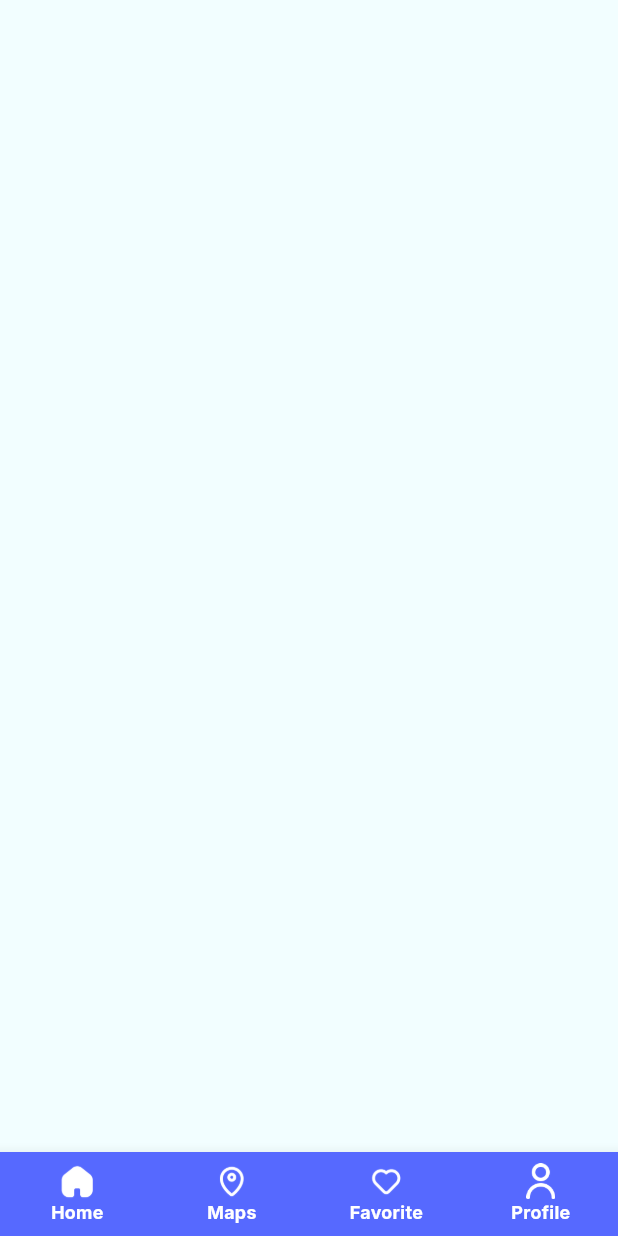
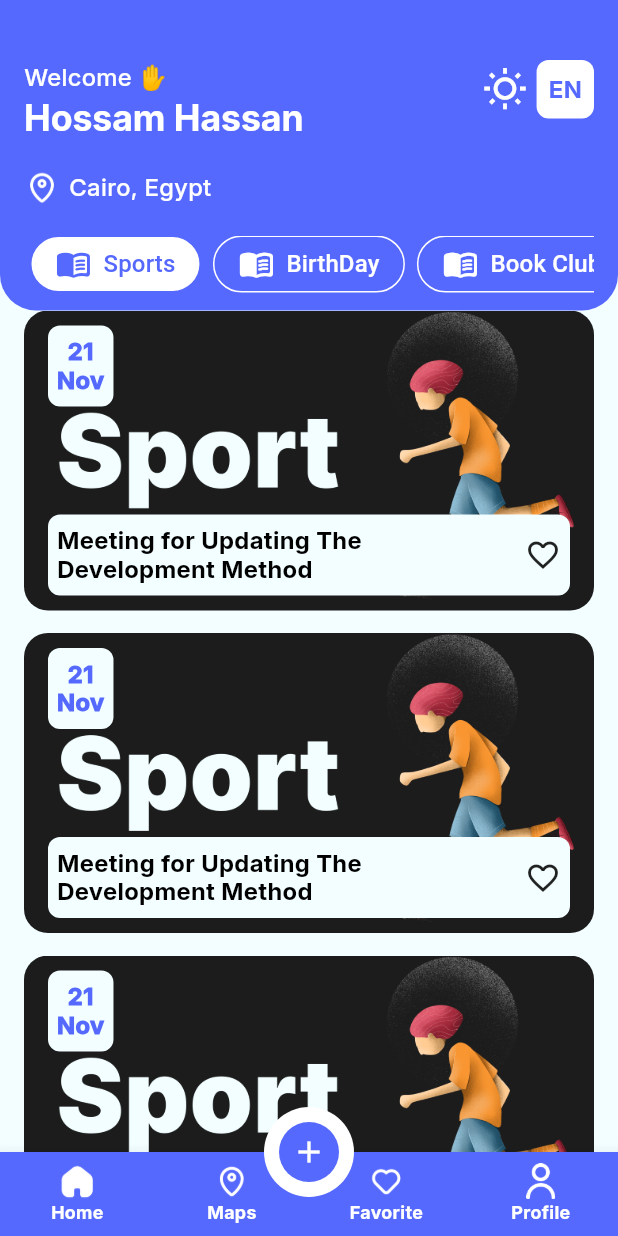
Before and after one commit to HossamGendia/event_app, a Flutter app: the LayoutView screen opened by its route, on a phone screen of 412 x 824 dp. Run offline on Flutter 3.47's test engine with Material 3 defaults, Android fonts, the phone set to English and light mode, and no system bars; drawn by our look-alikes of flutter_bounceable.

Commit message:
finish home screen

```diff
--- a/lib/core/constants/assets.dart
+++ b/lib/core/constants/assets.dart
@@ -16,5 +16,8 @@ abstract class Assets{
   static const String favoriteActiveIcon = 'assets/icons/favorite_Active_Icon.png';
   static const String profileActiveIcon = 'assets/icons/profile_Active_Icon.png';
 
+  static const String sportImage = 'assets/images/sport_image.png';
+
+
 
 }
--- /dev/null
+++ b/lib/core/constants/constants.dart
@@ -0,0 +1,16 @@
+import 'package:event_app/modules/layout/sub_modules/favorite/favorite_view.dart';
+import 'package:event_app/modules/layout/sub_modules/home/home_view.dart';
+import 'package:event_app/modules/layout/sub_modules/profile/profile_view.dart';
+import 'package:flutter/material.dart';
+import '../../modules/layout/sub_modules/maps/maps_view.dart';
+
+abstract class Constants{
+  static List<Widget> screens =
+  [
+    HomeView(),
+    MapsView(),
+    FavoriteView(),
+    ProfileView(),
+  ];
+
+}
--- a/lib/core/theme_manager/app_theme_manager.dart
+++ b/lib/core/theme_manager/app_theme_manager.dart
@@ -4,6 +4,7 @@ import 'color_pallete.dart';
 
 abstract class AppThemeManager {
   static ThemeData lightTheme = ThemeData(
+    primaryColor: AppColors.primaryColor,
     scaffoldBackgroundColor: AppColors.lightBackgroundColor,
     appBarTheme: AppBarTheme(
       centerTitle: true,
@@ -36,9 +37,16 @@ abstract class AppThemeManager {
       ),
     ),
     textTheme: TextTheme(
+      titleLarge: TextStyle(
+        fontFamily: "Inter",
+        fontSize: 24,
+        fontWeight: FontWeight.w700,
+        color: Colors.white,
+      ),
+
       bodyLarge: TextStyle(
         fontFamily: "Inter",
-        fontSize: 24,
+        fontSize: 20,
         fontWeight: FontWeight.w500,
         color: Colors.white,
       ),
--- a/lib/core/theme_manager/color_pallete.dart
+++ b/lib/core/theme_manager/color_pallete.dart
@@ -8,6 +8,7 @@ abstract class AppColors{
   static const Color textFieldBorderColor = Color(0xFF7B7B7B);
   static const Color textFieldBorderErrorColor = Color(0xFFFF5659);
   static const Color appBarTitleColor = Color(0xFF101127);
+  static const Color cardBackgroundColor = Color(0xFFF2FEFF);
 
 
 }
--- a/lib/main.dart
+++ b/lib/main.dart
@@ -16,6 +16,7 @@ class MyApp extends StatelessWidget {
     return MaterialApp(
       debugShowCheckedModeBanner: false,
       theme: AppThemeManager.lightTheme,
+      //themeMode: AppThemeManager.lightTheme,
       darkTheme: AppThemeManager.darkTheme,
       initialRoute: PageRoutesName.initial,
       onGenerateRoute: AppRouts.onGenerateRoutes,
--- a/lib/modules/layout/layout_view.dart
+++ b/lib/modules/layout/layout_view.dart
@@ -1,14 +1,46 @@
 import 'package:flutter/material.dart';
+import 'package:flutter_bounceable/flutter_bounceable.dart';
 
 import '../../core/constants/assets.dart';
+import '../../core/constants/constants.dart';
+import '../../core/theme_manager/color_pallete.dart';
 
-class LayoutView extends StatelessWidget {
+class LayoutView extends StatefulWidget {
   const LayoutView({super.key});
 
   @override
+  State<LayoutView> createState() => _LayoutViewState();
+}
+
+class _LayoutViewState extends State<LayoutView> {
+
+  int selectedIndex = 0;
+  @override
   Widget build(BuildContext context) {
     return Scaffold(
+      floatingActionButton: Bounceable(
+        onTap: (){
+
+        },
+        child: CircleAvatar(
+          backgroundColor: Colors.white,
+          radius:30,
+          child: CircleAvatar(
+            backgroundColor: AppColors.primaryColor,
+            child: Icon(Icons.add, color: Colors.white),
+          )
+        ),
+      ),
+      floatingActionButtonLocation: FloatingActionButtonLocation.centerDocked,
+      body: Constants.screens[selectedIndex],
       bottomNavigationBar: BottomNavigationBar(
+        currentIndex: selectedIndex,
+        onTap: (index){
+          setState(() {
+            selectedIndex = index;
+          });
+    },
+
         items: [
           BottomNavigationBarItem(
             icon: ImageIcon(AssetImage(Assets.homeIcon)),
--- /dev/null
+++ b/lib/modules/layout/sub_modules/favorite/favorite_view.dart
@@ -0,0 +1,12 @@
+import 'package:flutter/material.dart';
+
+class FavoriteView extends StatelessWidget {
+  const FavoriteView({super.key});
+
+  @override
+  Widget build(BuildContext context) {
+    return Center(
+      child: Text('Favorite View'),
+    );
+  }
+}
--- /dev/null
+++ b/lib/modules/layout/sub_modules/home/home_view.dart
@@ -0,0 +1,148 @@
+import 'package:event_app/core/theme_manager/color_pallete.dart';
+import 'package:event_app/modules/layout/sub_modules/home/models/category_data.dart';
+import 'package:event_app/modules/layout/sub_modules/home/widgets/event_item_widget.dart';
+import 'package:event_app/modules/layout/sub_modules/home/widgets/tap_item_widget.dart';
+import 'package:flutter/material.dart';
+
+import '../../../../core/constants/assets.dart';
+
+class HomeView extends StatefulWidget {
+  const HomeView({super.key});
+
+  @override
+  State<HomeView> createState() => _HomeViewState();
+}
+
+class _HomeViewState extends State<HomeView> {
+
+  int currentTapIndex = 0;
+
+  List<CategoryData> categories = [
+    //CategoryData(categoryTitle: 'All', categoryImage: '', categoryIcon: ''),
+    CategoryData(categoryTitle: 'Sports', categoryImage: '', categoryIcon: ''),
+    CategoryData(
+      categoryTitle: 'BirthDay',
+      categoryImage: '',
+      categoryIcon: '',
+    ),
+    CategoryData(
+      categoryTitle: 'Book Clubs',
+      categoryImage: '',
+      categoryIcon: '',
+    ),
+    CategoryData(categoryTitle: 'Meeting', categoryImage: '', categoryIcon: ''),
+    CategoryData(categoryTitle: 'Gaming', categoryImage: '', categoryIcon: ''),
+    CategoryData(
+      categoryTitle: 'WorkShop',
+      categoryImage: '',
+      categoryIcon: '',
+    ),
+  ];
+
+  @override
+  Widget build(BuildContext context) {
+    var mediaQuery = MediaQuery.of(context);
+    var theme = Theme.of(context);
+    return Column(
+      crossAxisAlignment: CrossAxisAlignment.stretch,
+      children: [
+        Container(
+          //height: mediaQuery.size.height * 0.25,
+          padding: EdgeInsets.only(left: 16, right: 16, top: 40, bottom: 10),
+          decoration: BoxDecoration(
+            color: theme.primaryColor,
+            borderRadius: BorderRadius.only(
+              bottomLeft: Radius.circular(24),
+              bottomRight: Radius.circular(24),
+            ),
+          ),
+          child: Column(
+            spacing: 20,
+            crossAxisAlignment: CrossAxisAlignment.start,
+            children: [
+              Row(
+                crossAxisAlignment: CrossAxisAlignment.start,
+                children: [
+                  Column(
+                    crossAxisAlignment: CrossAxisAlignment.start,
+                    children: [
+                      Text('Welcome ✋', style: theme.textTheme.bodyMedium),
+                      Text('Hossam Hassan', style: theme.textTheme.titleLarge),
+                    ],
+                  ),
+                  Spacer(),
+                  Row(
+                    spacing: 6,
+                    children: [
+                      Icon(
+                        Icons.wb_sunny_outlined,
+                        size: 30,
+                        color: Colors.white,
+                      ),
+                      Container(
+                        padding: EdgeInsets.all(8),
+                        decoration: BoxDecoration(
+                          color: Colors.white,
+                          borderRadius: BorderRadius.circular(8),
+                        ),
+                        child: Text(
+                          'EN',
+                          style: theme.textTheme.bodyMedium?.copyWith(
+                            color: theme.primaryColor,
+                            fontWeight: FontWeight.w700,
+                          ),
+                        ),
+                      ),
+                    ],
+                  ),
+                ],
+              ),
+              Row(
+                spacing: 6,
+                children: [
+                  ImageIcon(AssetImage(Assets.mapsIcon), color: Colors.white),
+                  Text(
+                    'Cairo, Egypt',
+                    style: theme.textTheme.bodyMedium?.copyWith(
+                      color: Colors.white,
+                      fontWeight: FontWeight.w500,
+                    ),
+                  ),
+                ],
+              ),
+              DefaultTabController(
+                length: categories.length,
+                child: TabBar(
+                  isScrollable: true,
+                  padding: EdgeInsets.zero,
+                  tabAlignment: TabAlignment.start,
+                  labelPadding: EdgeInsets.symmetric(horizontal: 4),
+                  indicator: BoxDecoration(),
+                  dividerColor: Colors.transparent,
+                  onTap: (index){
+                    setState(() {
+                      currentTapIndex = index;
+                    });
+
+                  },
+                  tabs: categories.map((categoryDataElement) {
+                    return TapItemWidget(
+                        isSelected: currentTapIndex == categories.indexOf(categoryDataElement),
+                        categoryData: categoryDataElement);
+                  }).toList(),
+                ),
+              ),
+            ],
+          ),
+        ),
+        Expanded(child: ListView.separated(itemBuilder: (context, index){
+          return EventItemWidget();
+        }, separatorBuilder: (context, index){
+          return SizedBox(
+            height: 15,
+          );
+        }, itemCount: categories.length))
+      ],
+    );
+  }
+}
--- /dev/null
+++ b/lib/modules/layout/sub_modules/home/models/category_data.dart
@@ -0,0 +1,7 @@
+class CategoryData {
+  final String categoryTitle;
+  final String categoryImage;
+  final String categoryIcon;
+
+  CategoryData({required this.categoryTitle, required this.categoryImage, required this.categoryIcon});
+}
--- /dev/null
+++ b/lib/modules/layout/sub_modules/home/widgets/event_item_widget.dart
@@ -0,0 +1,61 @@
+import 'package:flutter/material.dart';
+
+import '../../../../../core/constants/assets.dart';
+import '../../../../../core/theme_manager/color_pallete.dart';
+
+class EventItemWidget extends StatelessWidget {
+  const EventItemWidget({super.key});
+
+  @override
+  Widget build(BuildContext context) {
+    var theme = Theme.of(context);
+    return Container(
+      height: 200,
+      margin: EdgeInsets.symmetric(horizontal: 16),
+      padding: EdgeInsets.symmetric(horizontal: 16, vertical: 10),
+      decoration: BoxDecoration(
+        borderRadius: BorderRadius.circular(16),
+        image: DecorationImage(image: AssetImage(Assets.sportImage),
+        fit: BoxFit.cover,
+        ),
+      ),
+      child: Column(
+        crossAxisAlignment: CrossAxisAlignment.start,
+        mainAxisAlignment: MainAxisAlignment.spaceBetween,
+        children: [
+          Container(
+            padding: EdgeInsets.symmetric(horizontal:6, vertical: 8),
+            decoration: BoxDecoration(
+              color: AppColors.cardBackgroundColor,
+              borderRadius: BorderRadius.circular(8.0)
+            ),
+            child: Text('21\nNov', textAlign: TextAlign.center,style: theme.textTheme.bodyMedium?.copyWith(
+              color: theme.primaryColor,
+              fontWeight: FontWeight.w900,
+              height: 1.2,
+            ),),
+          ),
+          Container(
+            padding: EdgeInsets.symmetric(horizontal:6, vertical: 8),
+            decoration: BoxDecoration(
+                color: AppColors.cardBackgroundColor,
+                borderRadius: BorderRadius.circular(8.0)
+            ),
+            child: Row(
+              children: [
+                Expanded(
+                  child: Text('Meeting for Updating The Development Method ', textAlign: TextAlign.start,style: theme.textTheme.bodyMedium?.copyWith(
+                    color: Colors.black,
+                    fontWeight: FontWeight.w700,
+                    height: 1.2,
+                  ),),
+                ),
+                Icon(Icons.favorite_border)
+              ],
+            ),
+          )
+        ],
+      ),
+    );
+  }
+}
--- /dev/null
+++ b/lib/modules/layout/sub_modules/home/widgets/tap_item_widget.dart
@@ -0,0 +1,34 @@
+import 'package:flutter/material.dart';
+
+import '../models/category_data.dart';
+
+class TapItemWidget extends StatelessWidget {
+  final CategoryData categoryData;
+  final bool isSelected;
+
+  const TapItemWidget({super.key, required this.categoryData, required this.isSelected});
+
+  @override
+  Widget build(BuildContext context) {
+    var theme = Theme.of(context);
+    return Container(
+      padding: EdgeInsets.symmetric(horizontal: 16, vertical: 6),
+      decoration: BoxDecoration(
+        color: isSelected? Colors.white : Colors.transparent,
+        borderRadius: BorderRadius.circular(30),
+        border: Border.all(color: isSelected? theme.primaryColor : Colors.white),
+      ),
+      child: Row(
+        children: [
+          Icon(Icons.menu_book_rounded, color: isSelected? theme.primaryColor : Colors.white),
+          const SizedBox(width:8),
+          Text(categoryData.categoryTitle, style: TextStyle(
+            fontSize: 16,
+            fontWeight: FontWeight.w500,
+            color: isSelected? theme.primaryColor : Colors.white,
+          ),)
+        ],
+      ),
+    );
+  }
+}
--- /dev/null
+++ b/lib/modules/layout/sub_modules/maps/maps_view.dart
@@ -0,0 +1,12 @@
+import 'package:flutter/material.dart';
+
+class MapsView extends StatelessWidget {
+  const MapsView({super.key});
+
+  @override
+  Widget build(BuildContext context) {
+    return Center(
+      child: Text('Maps View'),
+    );
+  }
+}
--- /dev/null
+++ b/lib/modules/layout/sub_modules/profile/profile_view.dart
@@ -0,0 +1,12 @@
+import 'package:flutter/material.dart';
+
+class ProfileView extends StatelessWidget {
+  const ProfileView({super.key});
+
+  @override
+  Widget build(BuildContext context) {
+    return Center(
+      child: Text('Profile View'),
+    );
+  }
+}
--- a/pubspec.yaml
+++ b/pubspec.yaml
@@ -34,6 +34,7 @@ dependencies:
   # The following adds the Cupertino Icons font to your application.
   # Use with the CupertinoIcons class for iOS style icons.
   cupertino_icons: ^1.0.8
+  flutter_bounceable: ^1.2.0
 
 dev_dependencies:
   flutter_test:
```
Also changed, not shown: assets/images/sport_image.png (added), pubspec.lock.
